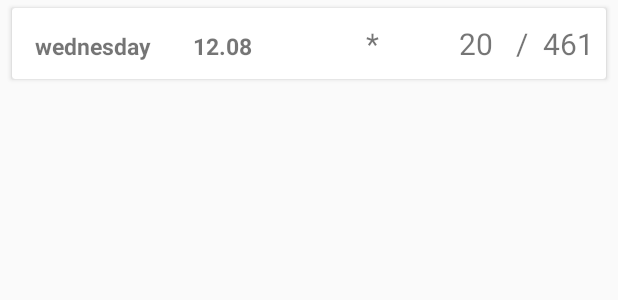
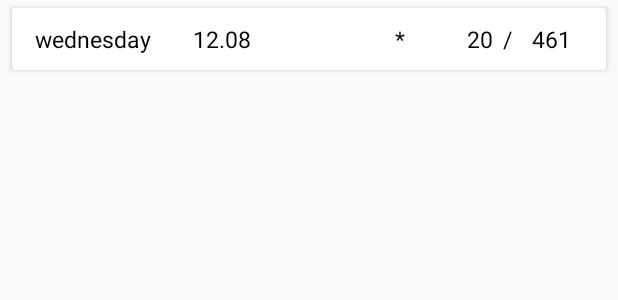
Before and after one commit to AliexieievAndrew/AndrewsWeatherApp, an Android app: the layout expandable_recycler_view_weather_four_days_parent.xml on its own in the app's theme, with its tools: preview values and no code run, on a phone screen of 412 x 824 dp. Shown: the top 300 px of the screen. Run offline under Robolectric (Android 15) with nearby library versions, the phone set to English and light mode, and no system bars; Roboto replaces fonts that are not available here.

Commit message:
add test picture backgorund, edit text size

```diff
--- a/app/src/main/java/comw/example/user/andrewsweatherapp/Weather4Days/Models/TitleCreator.java
+++ b/app/src/main/java/comw/example/user/andrewsweatherapp/Weather4Days/Models/TitleCreator.java
@@ -63,9 +63,9 @@ public class TitleCreator {
         }
         return keys;
     }
-    // возвращает температуру
-    // @TIME_DAY день = 15:00
-    // @TIME_NIGHT ночь = 03:00
+    // return temp
+    // @TIME_DAY  = 15:00
+    // @TIME_NIGHT = 03:00
     private static int getWeatherDayOrNight(ArrayList<WeatherObject> dayWeatherList, int timeDay){
         int temp = 0;
         Calendar calendar = Calendar.getInstance();
--- a/app/src/main/java/comw/example/user/andrewsweatherapp/WeatherHours/RecyclerViewAdapterWeather.java
+++ b/app/src/main/java/comw/example/user/andrewsweatherapp/WeatherHours/RecyclerViewAdapterWeather.java
@@ -84,6 +84,8 @@ public class RecyclerViewAdapterWeather extends RecyclerView.Adapter<RecyclerVie
 
         Typeface weatherFont = Typeface.createFromAsset(context.getAssets(), "fonts/weather.ttf");
 
+        Typeface descriptionFont = Typeface.createFromAsset(context.getAssets(), "fonts/Lato-Regular.ttf");
+
         TextView textViewWeatherTime;
         TextView textViewWeatherTimeIcon;
         TextView textView_weatherTimeTemp;
@@ -95,7 +97,10 @@ public class RecyclerViewAdapterWeather extends RecyclerView.Adapter<RecyclerVie
             textViewWeatherTime = itemView.findViewById(R.id.textViewWeatherTime);
             textViewWeatherTimeIcon = itemView.findViewById(R.id.textViewWeatherTimeIcon);
             textView_weatherTimeTemp = itemView.findViewById(R.id.textView_weatherTimeTemp);
+
             textViewWeatherTimeIcon.setTypeface(weatherFont);
+            textViewWeatherTime.setTypeface(descriptionFont);
+            textView_weatherTimeTemp.setTypeface(descriptionFont);
         }
     }
     private String getTimeHour(long date) {
--- a/app/src/main/res/layout/expandable_recycler_view_weather_four_days_parent.xml
+++ b/app/src/main/res/layout/expandable_recycler_view_weather_four_days_parent.xml
@@ -15,50 +15,55 @@
 
         <TextView
             android:text="wednesday"
-            android:textSize="15dp"
+            android:textSize="@dimen/text_size_medium"
             android:id="@+id/weekDay"
             android:padding="10dp"
-            android:textStyle="bold"
+            android:textColor="@color/colorBlack"
             android:layout_height="wrap_content"
             android:layout_width="0dp"
             android:layout_weight="30" />
         <TextView
             android:text="12.08"
-            android:textSize="15dp"
+            android:textSize="@dimen/text_size_medium"
             android:id="@+id/simpleDate"
-            android:textStyle="bold"
+            android:textColor="@color/colorBlack"
             android:layout_height="wrap_content"
             android:layout_width="0dp"
             android:layout_weight="30" />
         <TextView
             android:text="*"
             android:id="@+id/weatherIcon"
-            android:textSize="20dp"
+            android:textSize="@dimen/text_size_medium"
+            android:gravity="center"
+            android:textColor="@color/colorBlack"
             android:layout_height="wrap_content"
             android:layout_width="0dp"
             android:layout_weight="12" />
         <TextView
             android:text="20"
             android:id="@+id/weatherNight"
-            android:textSize="20dp"
+            android:textSize="@dimen/text_size_medium"
+            android:textColor="@color/colorBlack"
             android:layout_height="wrap_content"
             android:gravity="right"
             android:layout_width="0dp"
             android:layout_weight="10" />
         <TextView
             android:text="/"
-            android:textSize="20dp"
+            android:textSize="@dimen/text_size_medium"
             android:layout_height="wrap_content"
-            android:gravity="right"
+            android:gravity="center"
             android:layout_width="0dp"
-            android:layout_weight="6" />
+            android:textColor="@color/colorBlack"
+            android:layout_weight="5" />
         <TextView
             android:text="461"
             android:id="@+id/weatherDay"
-            android:textSize="20dp"
-            android:padding="10dp"
+            android:textSize="@dimen/text_size_medium"
+            android:textColor="@color/colorBlack"
             android:layout_height="wrap_content"
+            android:gravity="center"
             android:layout_width="0dp"
-            android:layout_weight="15" />
+            android:layout_weight="10" />
     </LinearLayout>
 </android.support.v7.widget.CardView>
--- a/app/src/main/res/values/colors.xml
+++ b/app/src/main/res/values/colors.xml
@@ -4,4 +4,5 @@
     <color name="colorPrimaryDark">#303F9F</color>
     <color name="colorAccent">#FF4081</color>
     <color name="colorWhite">#FFFFFF</color>
+    <color name="colorBlack">#000000</color>
 </resources>
--- a/app/src/main/res/values/dimens.xml
+++ b/app/src/main/res/values/dimens.xml
@@ -6,5 +6,7 @@ Refer to App Widget Documentation for margin information
 http://developer.android.com/guide/topics/appwidgets/index.html#CreatingLayout
     -->
     <dimen name="widget_margin">8dp</dimen>
+    <dimen name="text_size_big">30dp</dimen>
+    <dimen name="text_size_medium">15dp</dimen>
 
 </resources>
--- a/app/src/main/res/xml/weather_widget_info.xml
+++ b/app/src/main/res/xml/weather_widget_info.xml
@@ -3,7 +3,7 @@
     android:initialKeyguardLayout="@layout/weather_widget"
     android:initialLayout="@layout/weather_widget"
     android:minHeight="40dp"
-    android:minWidth="250dp"
+    android:minWidth="320dp"
     android:previewImage="@drawable/example_appwidget_preview"
     android:updatePeriodMillis="86400000"
     android:widgetCategory="home_screen"></appwidget-provider>
```
Also changed, not shown: app/src/main/java/comw/example/user/andrewsweatherapp/Weather4Days/Adapter/WeatherExpandableRecyclerViewAdapter.java (+10 -1 lines), app/src/main/java/comw/example/user/andrewsweatherapp/WeatherManagement.java (+7 -7 lines), app/src/main/res/drawable/round_corner.xml (deleted, +0 -17 lines), app/src/main/res/layout/expandable_recycler_view_weather_four_days_child.xml (+8 -1 lines), app/src/main/res/layout/fragment_weather_main.xml (+6 -3 lines), app/src/main/res/layout/item_weather_hours_today.xml (+16 -11 lines).
